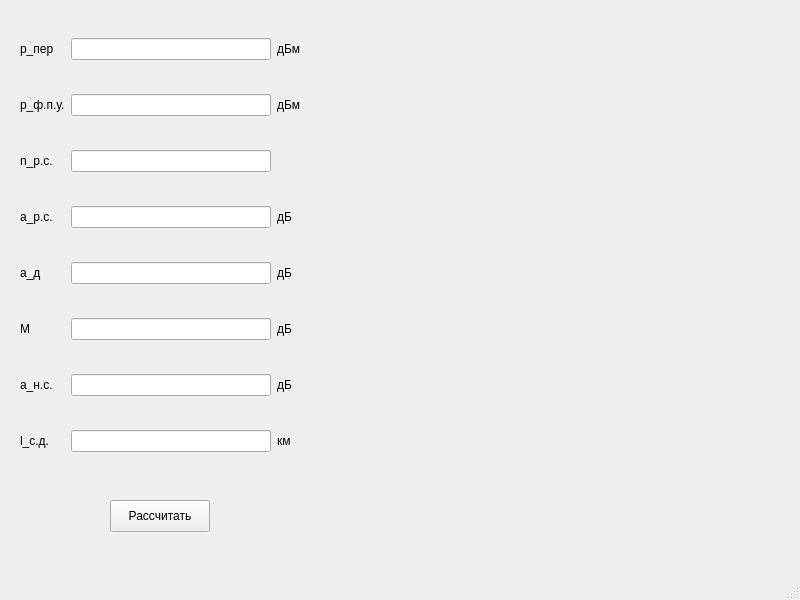
This is src/mainwindow.ui in anatolykopyl/vols-term-project as Qt 5 draws it before an edit. The edited form follows.
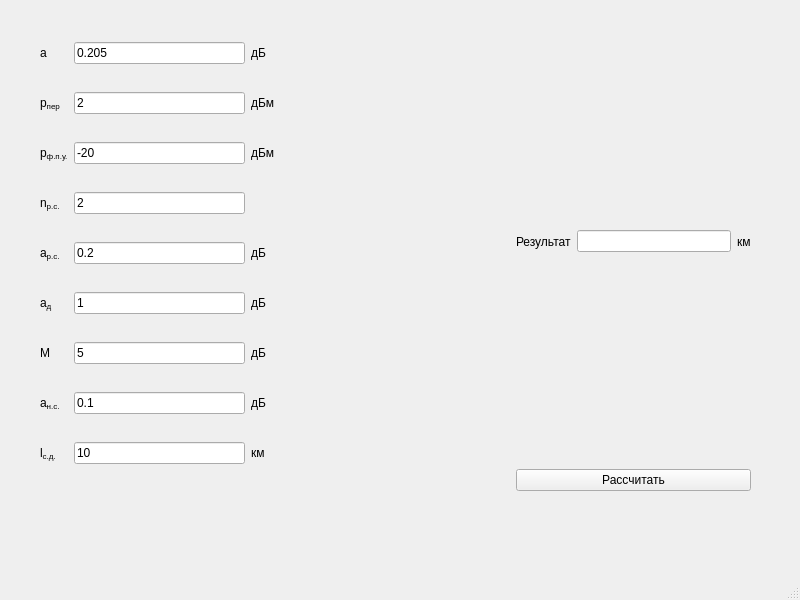
This is the edited form.

```diff
--- a/src/mainwindow.ui
+++ b/src/mainwindow.ui
@@ -14,157 +14,253 @@
    <string>MainWindow</string>
   </property>
   <widget class="QWidget" name="centralwidget">
-   <widget class="QPushButton" name="pushButton_calc">
+   <widget class="QWidget" name="horizontalLayoutWidget">
     <property name="geometry">
      <rect>
-      <x>110</x>
-      <y>500</y>
-      <width>100</width>
-      <height>32</height>
-     </rect>
-    </property>
-    <property name="text">
-     <string>Рассчитать</string>
-    </property>
-   </widget>
-   <widget class="QWidget" name="gridLayoutWidget">
-    <property name="geometry">
-     <rect>
-      <x>20</x>
-      <y>10</y>
-      <width>281</width>
+      <x>40</x>
+      <y>20</y>
+      <width>711</width>
       <height>471</height>
      </rect>
     </property>
+    <layout class="QHBoxLayout" name="horizontalLayout">
+     <item>
     <layout class="QGridLayout" name="gridLayout">
+       <item row="4" column="1">
+        <widget class="QLineEdit" name="lineEdit_avgConnectionLoss">
+         <property name="text">
+          <string>0.2</string>
+         </property>
+        </widget>
+       </item>
+       <item row="3" column="1">
+        <widget class="QLineEdit" name="lineEdit_connectionsCount">
+         <property name="text">
+          <string>2</string>
+         </property>
+        </widget>
+       </item>
      <item row="5" column="2">
-      <widget class="QLabel" name="label_systemBuffer_2">
-       <property name="text">
-        <string>дБ</string>
-       </property>
-      </widget>
-     </item>
-     <item row="0" column="2">
-      <widget class="QLabel" name="label_exitLvl_2">
-       <property name="text">
-        <string>дБм</string>
-       </property>
-      </widget>
-     </item>
-     <item row="4" column="0">
-      <widget class="QLabel" name="label_extraLoss">
-       <property name="text">
-        <string>a_д</string>
-       </property>
-      </widget>
-     </item>
-     <item row="2" column="1">
-      <widget class="QLineEdit" name="lineEdit_connectionsCount"/>
-     </item>
-     <item row="1" column="0">
-      <widget class="QLabel" name="label_recievedLvl">
-       <property name="text">
-        <string>p_ф.п.у.</string>
-       </property>
-      </widget>
-     </item>
-     <item row="3" column="2">
-      <widget class="QLabel" name="label_avgConnectionLoss_2">
+        <widget class="QLabel" name="label_extraLoss_2">
        <property name="text">
         <string>дБ</string>
        </property>
       </widget>
      </item>
      <item row="5" column="1">
-      <widget class="QLineEdit" name="lineEdit_systemBuffer"/>
-     </item>
-     <item row="1" column="1">
-      <widget class="QLineEdit" name="lineEdit_recievedLvl"/>
-     </item>
-     <item row="2" column="0">
-      <widget class="QLabel" name="label_connectionsCount">
+        <widget class="QLineEdit" name="lineEdit_extraLoss">
+         <property name="text">
+          <string>1</string>
+         </property>
+        </widget>
+       </item>
+       <item row="4" column="2">
+        <widget class="QLabel" name="label_avgConnectionLoss_2">
        <property name="text">
-        <string>n_р.с.</string>
+          <string>дБ</string>
        </property>
       </widget>
      </item>
-     <item row="3" column="0">
-      <widget class="QLabel" name="label_avgSpliceLoss">
+       <item row="8" column="1">
+        <widget class="QLineEdit" name="lineEdit_constructionLength">
        <property name="text">
-        <string>a_р.с.</string>
+          <string>10</string>
        </property>
       </widget>
      </item>
-     <item row="3" column="1">
-      <widget class="QLineEdit" name="lineEdit_avgConnectionLoss"/>
+       <item row="8" column="2">
+        <widget class="QLabel" name="label_constructionLength_2">
+         <property name="text">
+          <string>км</string>
+         </property>
+        </widget>
      </item>
      <item row="1" column="2">
-      <widget class="QLabel" name="label_recievedLvl_2">
+        <widget class="QLabel" name="label_exitLvl_2">
        <property name="text">
         <string>дБм</string>
        </property>
       </widget>
      </item>
-     <item row="6" column="0">
-      <widget class="QLabel" name="label_avgSpliceLoss_2">
-       <property name="text">
-        <string>a_н.с.</string>
-       </property>
-      </widget>
-     </item>
-     <item row="6" column="2">
+       <item row="7" column="2">
       <widget class="QLabel" name="label_avgSpliceLoss_3">
        <property name="text">
         <string>дБ</string>
        </property>
       </widget>
      </item>
+       <item row="7" column="0">
+        <widget class="QLabel" name="label_avgSpliceLoss_2">
+         <property name="text">
+          <string>a&lt;sub&gt;н.с.&lt;/sub&gt;</string>
+         </property>
+        </widget>
+       </item>
+       <item row="7" column="1">
+        <widget class="QLineEdit" name="lineEdit_avgSpliceLoss">
+         <property name="text">
+          <string>0.1</string>
+         </property>
+        </widget>
+       </item>
      <item row="0" column="0">
+        <widget class="QLabel" name="label_kmAttenuation">
+         <property name="text">
+          <string>a</string>
+         </property>
+        </widget>
+       </item>
+       <item row="0" column="2">
+        <widget class="QLabel" name="label_kmAttenuation_2">
+         <property name="text">
+          <string>дБ</string>
+         </property>
+        </widget>
+       </item>
+       <item row="1" column="0">
       <widget class="QLabel" name="label_exitLvl">
        <property name="text">
-        <string>p_пер</string>
+          <string>p&lt;sub&gt;пер&lt;/sub&gt;</string>
+         </property>
+        </widget>
+       </item>
+       <item row="6" column="1">
+        <widget class="QLineEdit" name="lineEdit_systemBuffer">
+         <property name="text">
+          <string>5</string>
+         </property>
+        </widget>
+       </item>
+       <item row="2" column="1">
+        <widget class="QLineEdit" name="lineEdit_recievedLvl">
+         <property name="text">
+          <string>-20</string>
+         </property>
+        </widget>
+       </item>
+       <item row="3" column="0">
+        <widget class="QLabel" name="label_connectionsCount">
+         <property name="text">
+          <string>n&lt;sub&gt;р.с.&lt;/sub&gt;</string>
        </property>
       </widget>
      </item>
      <item row="5" column="0">
+        <widget class="QLabel" name="label_extraLoss">
+         <property name="text">
+          <string>a&lt;sub&gt;д&lt;/sub&gt;</string>
+         </property>
+        </widget>
+       </item>
+       <item row="4" column="0">
+        <widget class="QLabel" name="label_avgSpliceLoss">
+         <property name="text">
+          <string>a&lt;sub&gt;р.с.&lt;/sub&gt;</string>
+         </property>
+        </widget>
+       </item>
+       <item row="2" column="2">
+        <widget class="QLabel" name="label_recievedLvl_2">
+         <property name="text">
+          <string>дБм</string>
+         </property>
+        </widget>
+       </item>
+       <item row="0" column="1">
+        <widget class="QLineEdit" name="lineEdit_kmAttenuation">
+         <property name="text">
+          <string>0.205</string>
+         </property>
+         <property name="readOnly">
+          <bool>true</bool>
+         </property>
+        </widget>
+       </item>
+       <item row="2" column="0">
+        <widget class="QLabel" name="label_recievedLvl">
+         <property name="text">
+          <string>p&lt;sub&gt;ф.п.у.&lt;/sub&gt;</string>
+         </property>
+        </widget>
+       </item>
+       <item row="6" column="2">
+        <widget class="QLabel" name="label_systemBuffer_2">
+         <property name="text">
+          <string>дБ</string>
+         </property>
+        </widget>
+       </item>
+       <item row="6" column="0">
       <widget class="QLabel" name="label_systemBuffer">
        <property name="text">
         <string>M</string>
        </property>
       </widget>
      </item>
-     <item row="0" column="1">
-      <widget class="QLineEdit" name="lineEdit_exitLvl"/>
-     </item>
-     <item row="6" column="1">
-      <widget class="QLineEdit" name="lineEdit_avgSpliceLoss"/>
-     </item>
-     <item row="4" column="2">
-      <widget class="QLabel" name="label_extraLoss_2">
-       <property name="text">
-        <string>дБ</string>
-       </property>
-      </widget>
-     </item>
-     <item row="4" column="1">
-      <widget class="QLineEdit" name="lineEdit_extraLoss"/>
-     </item>
-     <item row="7" column="0">
+       <item row="8" column="0">
       <widget class="QLabel" name="label_constructionLength">
        <property name="text">
-        <string>l_с.д.</string>
+          <string>l&lt;sub&gt;с.д.&lt;/sub&gt;</string>
        </property>
       </widget>
      </item>
-     <item row="7" column="1">
-      <widget class="QLineEdit" name="lineEdit_constructionLength"/>
-     </item>
-     <item row="7" column="2">
-      <widget class="QLabel" name="label_constructionLength_2">
+       <item row="1" column="1">
+        <widget class="QLineEdit" name="lineEdit_exitLvl">
+         <property name="text">
+          <string>2</string>
+         </property>
+        </widget>
+       </item>
+      </layout>
+     </item>
+     <item>
+      <spacer name="horizontalSpacer">
+       <property name="orientation">
+        <enum>Qt::Horizontal</enum>
+       </property>
+       <property name="sizeHint" stdset="0">
+        <size>
+         <width>40</width>
+         <height>20</height>
+        </size>
+       </property>
+      </spacer>
+     </item>
+     <item>
+      <layout class="QVBoxLayout" name="verticalLayout_2">
+       <item>
+        <layout class="QHBoxLayout" name="horizontalLayout_2">
+         <item>
+          <widget class="QLabel" name="label">
+           <property name="text">
+            <string>Результат</string>
+           </property>
+          </widget>
+         </item>
+         <item>
+          <widget class="QLineEdit" name="lineEdit_result">
+           <property name="readOnly">
+            <bool>true</bool>
+           </property>
+          </widget>
+         </item>
+         <item>
+          <widget class="QLabel" name="label_2">
        <property name="text">
         <string>км</string>
        </property>
       </widget>
+         </item>
+        </layout>
+       </item>
+       <item>
+        <widget class="QPushButton" name="pushButton_calc">
+         <property name="text">
+          <string>Рассчитать</string>
+         </property>
+        </widget>
+       </item>
+      </layout>
      </item>
     </layout>
    </widget>
```
Lines whose indentation alone changed are shown as unchanged.
